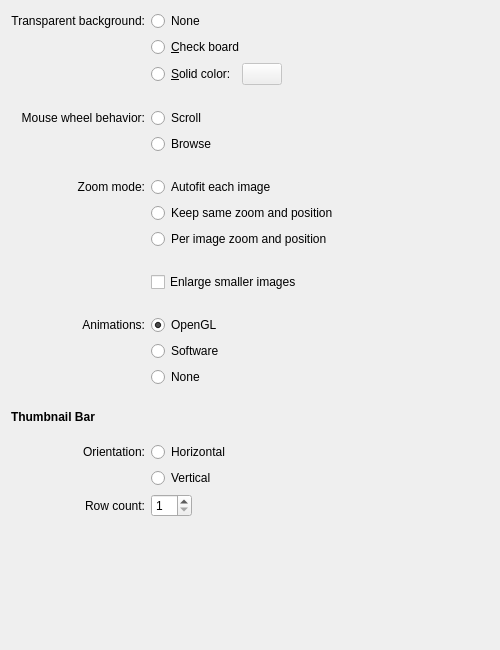
KDE/gwenview, file app/imageviewconfigpage.ui: the form before one commit.
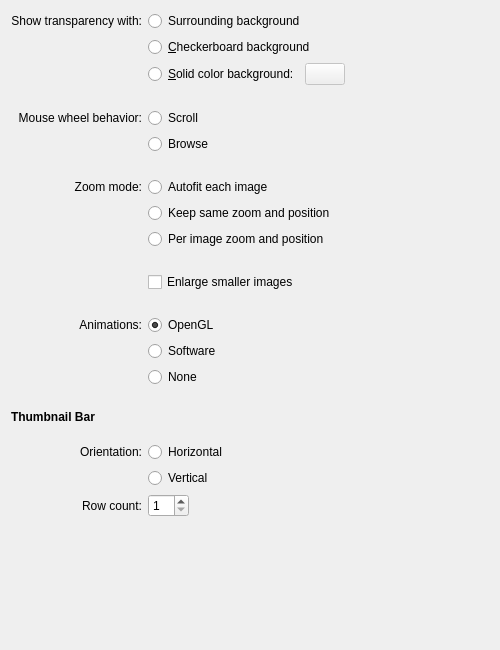
The form after the commit. Custom widgets are drawn as their Qt base class.

Commit message: Rename Transparent background config options

What changed in the file:
```diff
--- a/app/imageviewconfigpage.ui
+++ b/app/imageviewconfigpage.ui
@@ -14,7 +14,7 @@
    <item row="0" column="0">
     <widget class="QLabel" name="label_1">
      <property name="text">
-      <string>Transparent background:</string>
+      <string>Show transparency with:</string>
      </property>
      <property name="alignment">
       <set>Qt::AlignRight|Qt::AlignTrailing|Qt::AlignVCenter</set>
@@ -35,7 +35,7 @@
      <item>
       <widget class="QRadioButton" name="noBackgroundRadioButton">
        <property name="text">
-        <string>None</string>
+        <string>Surrounding background</string>
        </property>
        <property name="checked">
         <bool>true</bool>
@@ -68,7 +68,7 @@
      <item>
       <widget class="QRadioButton" name="checkBoardRadioButton">
        <property name="text">
-        <string>&amp;Check board</string>
+        <string>&amp;Checkerboard background</string>
        </property>
        <property name="checked">
         <bool>false</bool>
@@ -101,7 +101,7 @@
      <item>
       <widget class="QRadioButton" name="solidColorRadioButton">
        <property name="text">
-        <string>&amp;Solid color:</string>
+        <string>&amp;Solid color background:</string>
        </property>
       </widget>
      </item>
```
Left out of the diff: 4 changed lines with no effect on the pictures. The commit also changes 1 other file.
